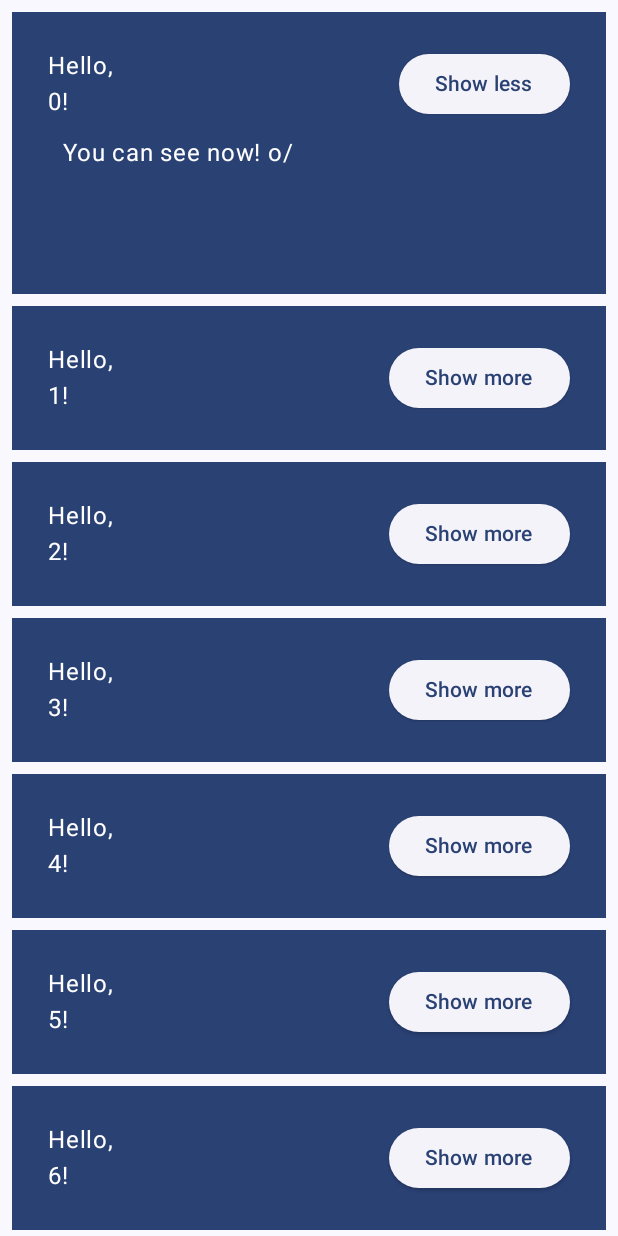
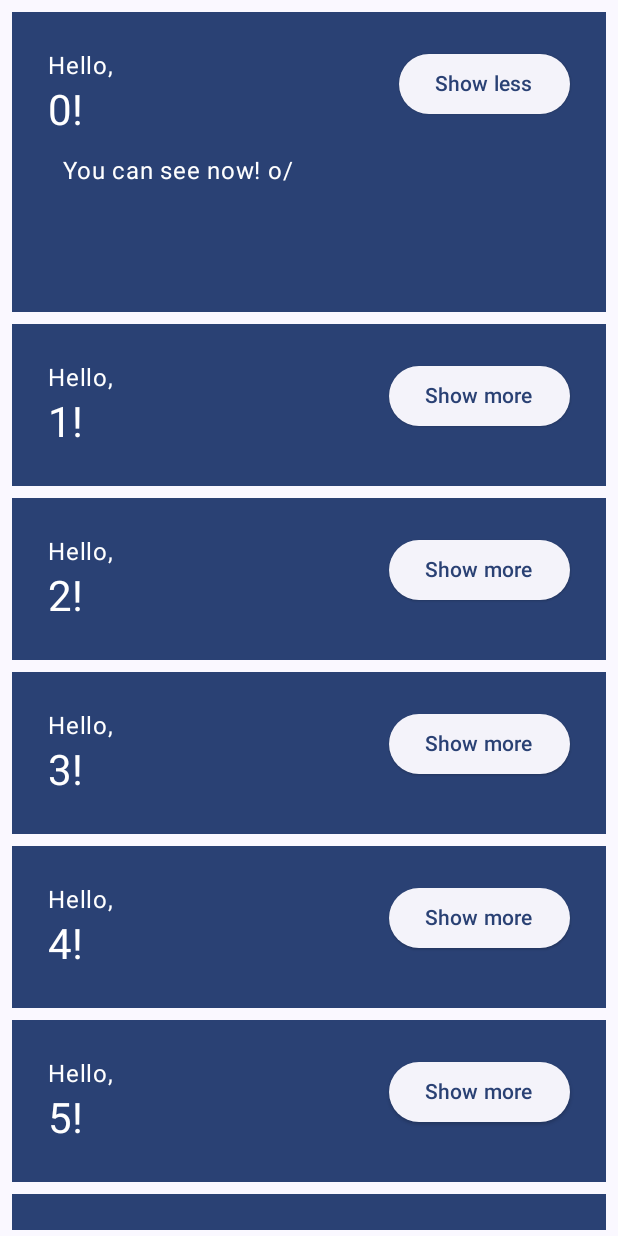
Before and after one commit to agathaappb/ComposeCodeLabs, an Android app built with Jetpack Compose: the screen it shows after launch (MainActivity), after a tap on "Show more", on a phone screen of 412 x 824 dp. Run offline under Robolectric (Android 15) with nearby library versions, the phone set to English and light mode, and no system bars; 1 other tap on this screen came first.

Commit message:
ajuste de string

```diff
--- a/app/src/main/java/com/example/composecodelabs/MainActivity.kt
+++ b/app/src/main/java/com/example/composecodelabs/MainActivity.kt
@@ -1,5 +1,6 @@
 package com.example.composecodelabs
 
+import android.content.res.Configuration.UI_MODE_NIGHT_YES
 import android.os.Bundle
 import androidx.activity.ComponentActivity
 import androidx.activity.compose.setContent
@@ -26,10 +27,10 @@ import androidx.compose.runtime.saveable.rememberSaveable
 import androidx.compose.runtime.setValue
 import androidx.compose.ui.Alignment
 import androidx.compose.ui.Modifier
+import androidx.compose.ui.res.stringResource
 import androidx.compose.ui.tooling.preview.Preview
 import androidx.compose.ui.unit.dp
 import com.example.composecodelabs.ui.theme.ComposeCodeLabsTheme
-import kotlin.math.exp
 
 class MainActivity : ComponentActivity() {
     override fun onCreate(savedInstanceState: Bundle?) {
@@ -62,21 +63,22 @@ fun Greeting(name: String) {
                 .padding(bottom = extraPadding.coerceAtLeast(0.dp))
             ){
             Text(
-                    text = "Hello,"
+                    text = stringResource(R.string.hello)
                 )
                 Text(
-                    text = "$name!"
+                    text = "$name!",
+                    style = MaterialTheme.typography.headlineMedium
                 )
 
                 if (expanded){
                     Text(
-                        text = "You can see now! o/", modifier = Modifier.padding(10.dp))
+                        text = stringResource(R.string.message_suprise), modifier = Modifier.padding(10.dp))
                 }
 
 
             }
             ElevatedButton(onClick = { expanded = !expanded }) {
-                Text(if (expanded) "Show less" else "Show more")
+                Text(if (expanded) stringResource(R.string.show_less) else stringResource(R.string.show_more))
             }
 
 
@@ -91,10 +93,10 @@ fun OnboardingScreen(onContinueClicked: () -> Unit,modifier:Modifier = Modifier)
     Column(modifier = modifier.fillMaxSize(),
         verticalArrangement = Arrangement.Center,
         horizontalAlignment = Alignment.CenterHorizontally) {
-        Text(text = "Welcome to the Basic Codelabs!")
+        Text(text = stringResource(R.string.welcome))
         Button(modifier = Modifier.padding(vertical = 24.dp),
             onClick = onContinueClicked) {
-            Text(text = "Continue")
+            Text(text = stringResource(R.string.continue_app))
         }
 
     }
@@ -128,7 +130,10 @@ fun Greetings(
 
 
 
-@Preview(showBackground = true, widthDp = 320, heightDp = 320)
+@Preview(showBackground = true, widthDp = 320, heightDp = 320,
+uiMode = UI_MODE_NIGHT_YES,
+    name = "Dark"
+)
 @Composable
 fun OnboardingPreview(){
     ComposeCodeLabsTheme {
--- a/app/src/main/res/values/strings.xml
+++ b/app/src/main/res/values/strings.xml
@@ -1,3 +1,9 @@
 <resources>
     <string name="app_name">ComposeCodeLabs</string>
+    <string name="welcome">Welcome to the Basic Codelabs!</string>
+    <string name="continue_app">Continue</string>
+    <string name="hello">Hello,</string>
+    <string name="message_suprise">You can see now! o/</string>
+    <string name="show_more">Show more</string>
+    <string name="show_less">Show less</string>
 </resources>
```
